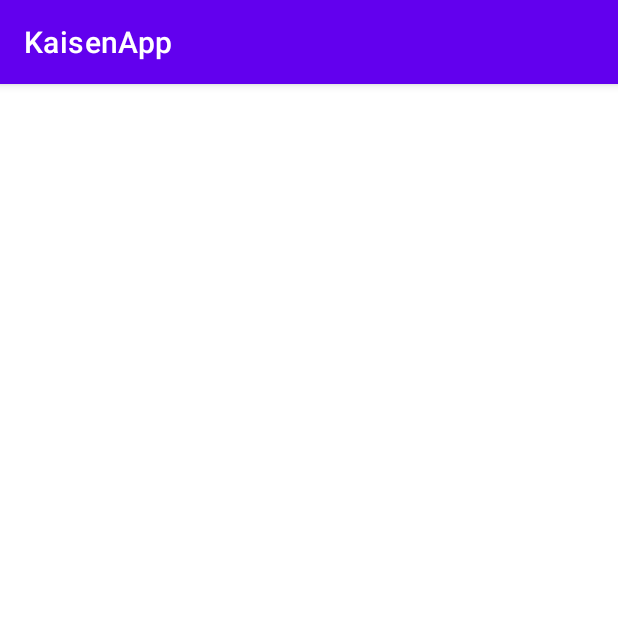
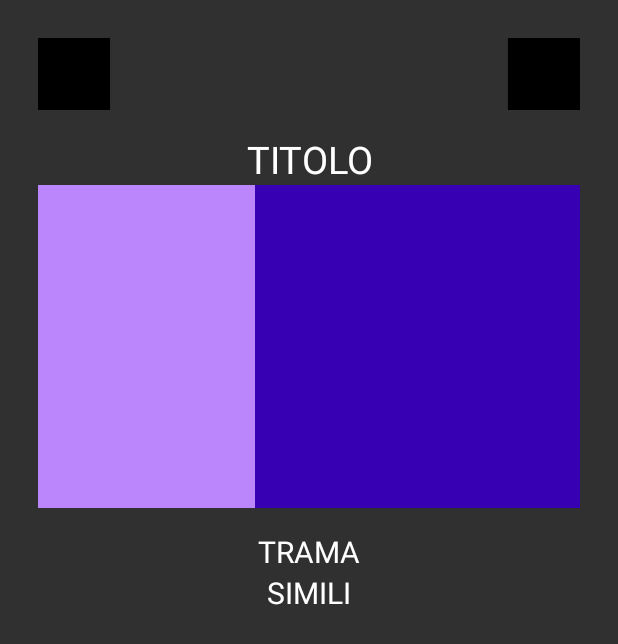
Before and after one commit to alaa482/KaisenApp, an Android app: the screen it shows after launch (MainActivity), on a phone screen of 412 x 824 dp. Shown: the top 644 px of the screen. Run offline under Robolectric (Android 15) with nearby library versions, the phone set to English and light mode, and no system bars.

Commit message:
parte xml layout

```diff
--- a/app/build.gradle
+++ b/app/build.gradle
@@ -29,6 +29,7 @@ android {
 
 dependencies {
 
+    implementation 'com.google.android.material:material:1.4.0'
     implementation 'androidx.appcompat:appcompat:1.3.1'
     implementation 'com.google.android.material:material:1.4.0'
     implementation 'androidx.constraintlayout:constraintlayout:2.1.1'
--- a/app/src/main/AndroidManifest.xml
+++ b/app/src/main/AndroidManifest.xml
@@ -8,7 +8,7 @@
         android:label="@string/app_name"
         android:roundIcon="@mipmap/ic_launcher_round"
         android:supportsRtl="true"
-        android:theme="@style/Theme.KaisenApp">
+        android:theme="@style/Theme.AppCompat.NoActionBar">
         <activity
             android:name=".MainActivity"
             android:exported="true">
--- a/app/src/main/res/layout/activity_main.xml
+++ b/app/src/main/res/layout/activity_main.xml
@@ -1,7 +1,130 @@
 <?xml version="1.0" encoding="utf-8"?>
-<androidx.constraintlayout.widget.ConstraintLayout xmlns:android="http://schemas.android.com/apk/res/android"
-    xmlns:app="http://schemas.android.com/apk/res-auto"
-    xmlns:tools="http://schemas.android.com/tools"
-    android:layout_width="match_parent"
-    android:layout_height="match_parent"
-    tools:context=".MainActivity"/>
+   <ScrollView
+    xmlns:android="http://schemas.android.com/apk/res/android"
+    android:layout_width="fill_parent"
+    android:layout_height="wrap_content">
+    <LinearLayout xmlns:android="http://schemas.android.com/apk/res/android"
+        xmlns:app="http://schemas.android.com/apk/res-auto"
+        xmlns:tools="http://schemas.android.com/tools"
+        android:layout_width="match_parent"
+        android:layout_height="match_parent"
+        tools:context=".MainActivity"
+        android:paddingHorizontal="25dp"
+        android:orientation="vertical">
+
+        <LinearLayout
+            android:id="@+id/navigation"
+            android:layout_width="match_parent"
+            android:layout_height="wrap_content"
+
+
+            android:orientation="horizontal"
+            >
+            <RelativeLayout
+                android:layout_width="match_parent"
+                android:layout_height="match_parent"
+                android:layout_marginTop="25dp"
+                >
+                <Button
+                    android:id="@+id/backButton"
+                    android:layout_width="48dp"
+                    android:layout_height="48dp"
+                    android:layout_alignParentStart="true"
+                    android:background="@color/black"
+                    />
+
+                <Button
+                    android:id="@+id/Button"
+                    android:layout_width="48dp"
+                    android:layout_height="48dp"
+                    android:layout_alignParentEnd="true"
+                    android:background="@color/black"
+
+                    />
+            </RelativeLayout>
+
+        </LinearLayout>
+
+        <LinearLayout
+            android:layout_width="match_parent"
+            android:layout_height="250dp"
+            android:layout_marginVertical="15dp"
+            android:orientation="vertical">
+            <LinearLayout
+                android:layout_width="match_parent"
+                android:layout_height="wrap_content"
+                android:orientation="horizontal">
+
+                <TextView
+                    android:layout_width="match_parent"
+                    android:layout_height="wrap_content"
+                    android:textAlignment="center"
+                    android:text="TITOLO"
+                    android:textColor="@color/white"
+                    android:textFontWeight="800"
+                    android:textSize="25dp"/>
+            </LinearLayout>
+            <LinearLayout
+                android:layout_width="match_parent"
+                android:layout_height="match_parent"
+                android:orientation="horizontal"
+                android:weightSum="10">
+
+                <LinearLayout
+                    android:layout_width="match_parent"
+                    android:layout_height="match_parent"
+                    android:orientation="vertical"
+                    android:layout_weight="6"
+                    android:background="@color/purple_200">
+
+
+                </LinearLayout>
+                <LinearLayout
+                    android:layout_width="match_parent"
+                    android:layout_height="match_parent"
+                    android:orientation="vertical"
+                    android:layout_weight="4"
+                    android:background="@color/purple_700">
+
+                </LinearLayout>
+            </LinearLayout>
+        </LinearLayout>
+
+        <LinearLayout
+            android:layout_width="match_parent"
+            android:layout_height="wrap_content"
+            android:orientation="vertical"
+            >
+            <TextView
+                android:layout_width="match_parent"
+                android:layout_height="wrap_content"
+                android:textAlignment="center"
+                android:text="TRAMA"
+                android:textColor="@color/white"
+                android:textFontWeight="800"
+                android:textSize="20sp"/>
+        </LinearLayout>
+        <LinearLayout
+            android:layout_width="match_parent"
+            android:layout_height="wrap_content"
+            android:orientation="vertical"
+            >
+            <TextView
+                android:layout_width="match_parent"
+                android:layout_height="wrap_content"
+                android:textAlignment="center"
+                android:text="SIMILI"
+                android:textColor="@color/white"
+                android:textFontWeight="800"
+                android:textSize="20sp"/>
+            <HorizontalScrollView
+                android:layout_width="wrap_content"
+                android:layout_height="wrap_content"
+               >
+
+            </HorizontalScrollView>
+        </LinearLayout>
+
+    </LinearLayout>
+
+</ScrollView>
```
